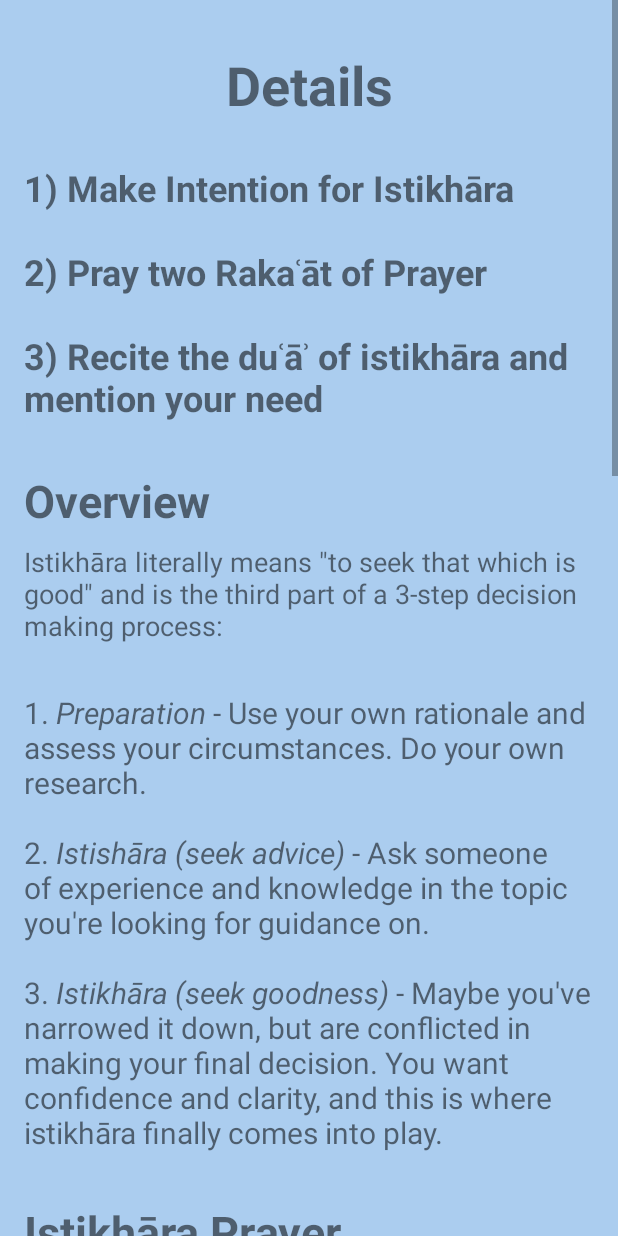
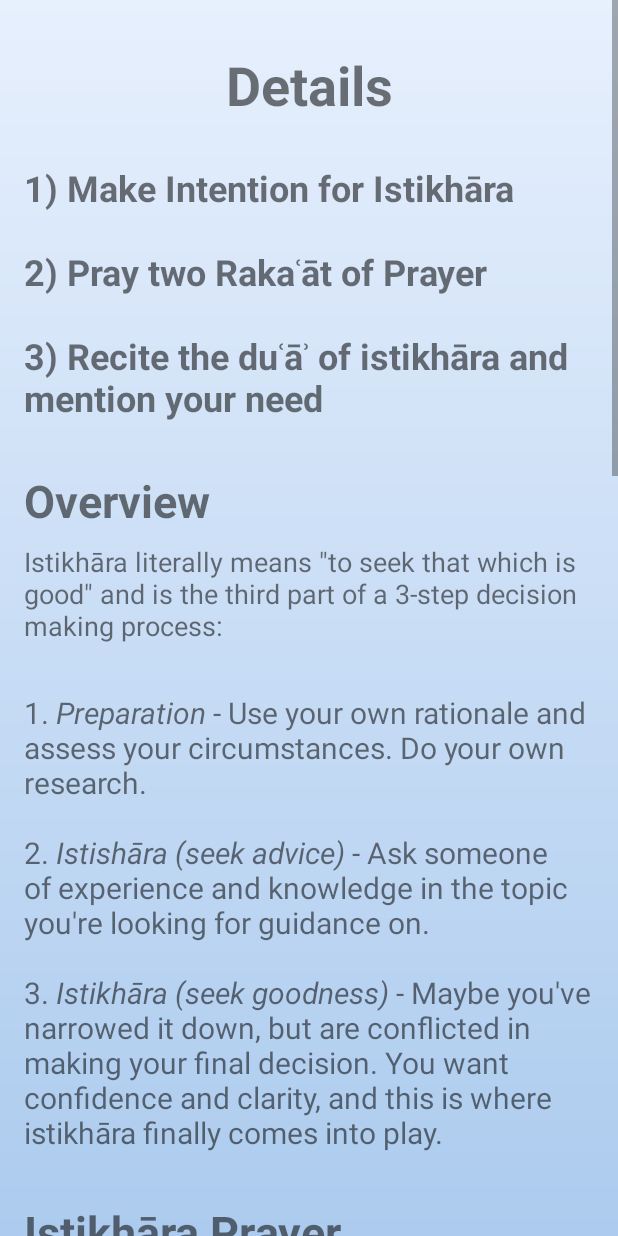
Before and after one commit to NezarEltal/istikharaApp, an Android app: the Details screen opened directly, with no data from a screen before it, on a phone screen of 412 x 824 dp. Run offline under Robolectric (Android 15) with nearby library versions, the phone set to English and light mode, and no system bars.

Commit message:
added gradient color to background

```diff
--- /dev/null
+++ b/app/src/main/res/drawable/gradient_test.xml
@@ -0,0 +1,7 @@
+<shape xmlns:android="http://schemas.android.com/apk/res/android"
+    android:shape="rectangle">
+    <gradient
+        android:startColor="@color/gradientStart"
+        android:endColor="@color/gradientEnd"
+        android:angle="-270" />
+</shape>
--- a/app/src/main/res/layout/activity_details.xml
+++ b/app/src/main/res/layout/activity_details.xml
@@ -4,7 +4,7 @@
     xmlns:tools="http://schemas.android.com/tools"
     android:layout_width="match_parent"
     android:layout_height="match_parent"
-    android:background="#abcdef"
+    android:background="@drawable/gradient_test"
     tools:context=".Details">
 
     <ScrollView
--- a/app/src/main/res/layout/activity_faq.xml
+++ b/app/src/main/res/layout/activity_faq.xml
@@ -4,7 +4,7 @@
     xmlns:tools="http://schemas.android.com/tools"
     android:layout_width="match_parent"
     android:layout_height="match_parent"
-    android:background="#abcdef"
+    android:background="@drawable/gradient_test"
     tools:context=".FAQ">
 
     <ScrollView
--- a/app/src/main/res/layout/activity_main.xml
+++ b/app/src/main/res/layout/activity_main.xml
@@ -5,7 +5,7 @@
     xmlns:tools="http://schemas.android.com/tools"
     android:layout_width="match_parent"
     android:layout_height="match_parent"
-    android:background="#abcdef"
+    android:background="@drawable/gradient_test"
     xmlns:design="http://schemas.android.com/apk/res-auto"
 
     tools:context=".MainActivity"
--- a/app/src/main/res/values/colors.xml
+++ b/app/src/main/res/values/colors.xml
@@ -4,4 +4,6 @@
     <color name="colorPrimaryDark">#303F9F</color>
     <color name="colorAccent">#FF4081</color>
     <color name="zoomBtn">#FFFFFF</color>
+    <color name="gradientStart">#e7f0fd </color>
+    <color name="gradientEnd">#accbee</color>
 </resources>
```
